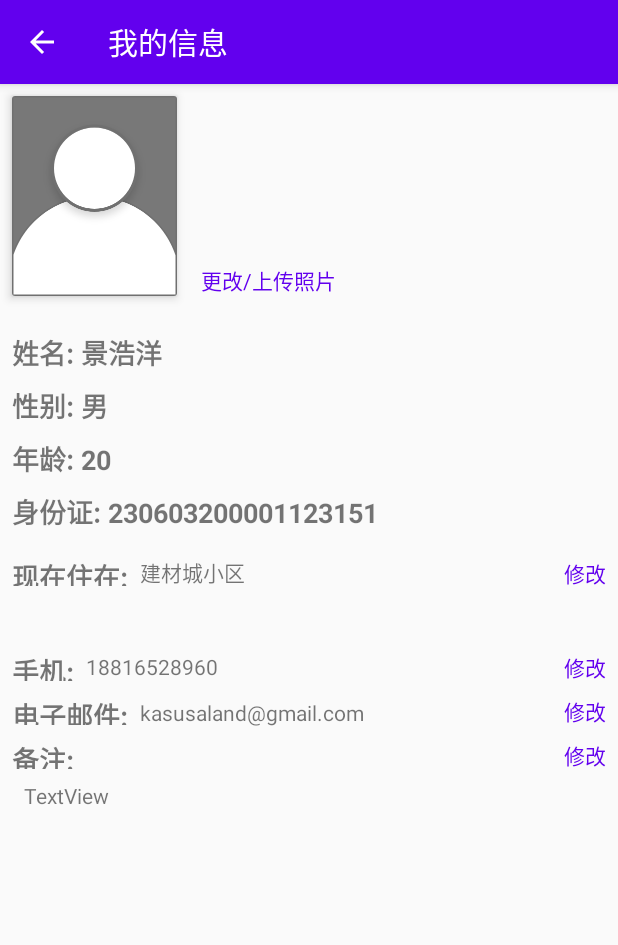
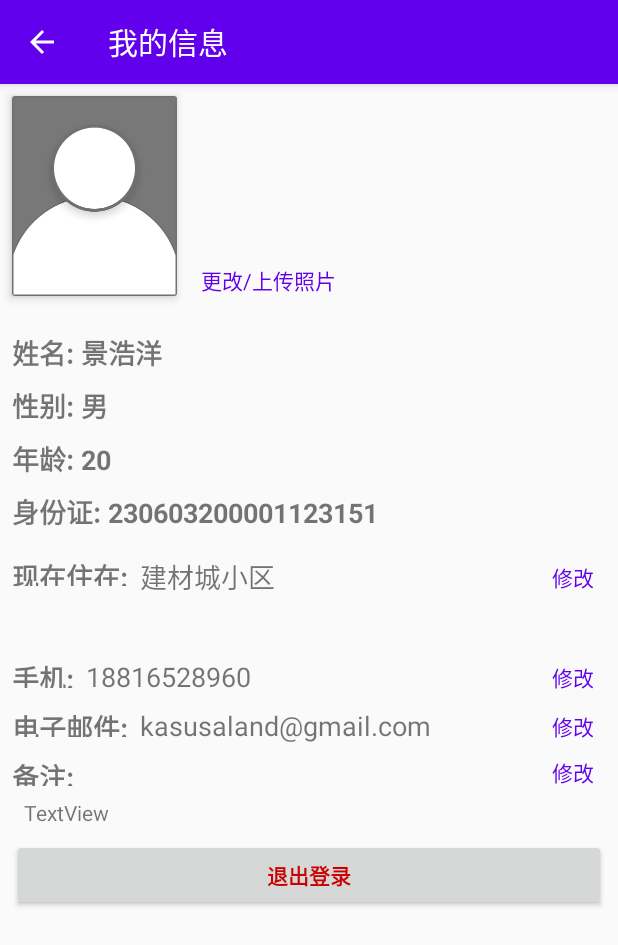
Before and after one commit to kasusa/Community-access-management-andorid-, an Android app: the MeActivity screen opened directly, with no data from a screen before it, on a phone screen of 412 x 824 dp. Shown: the top 945 px of the screen. Run offline under Robolectric (Android 15) with nearby library versions, the light colour scheme and no system bars.

```diff
--- a/app/src/main/res/layout/activity_me.xml
+++ b/app/src/main/res/layout/activity_me.xml
@@ -51,7 +51,8 @@
             android:layout_width="match_parent"
             android:layout_height="wrap_content"
             android:orientation="vertical"
-            android:paddingLeft="8dp">
+            android:paddingLeft="8dp"
+            android:paddingRight="8dp">
 
             <TextView
                 android:id="@+id/textView6"
@@ -96,7 +97,7 @@
                 android:layout_marginTop="8dp">
 
                 <TextView
-                    android:id="@+id/textView19"
+                    android:id="@+id/textView13"
                     android:layout_width="0dp"
                     android:layout_height="20dp"
                     android:text="现在住在:"
@@ -118,19 +119,19 @@
                     app:layout_constraintTop_toTopOf="parent" />
 
                 <TextView
-                    android:id="@+id/textView18"
+                    android:id="@+id/Textview10"
                     android:layout_width="wrap_content"
                     android:layout_height="wrap_content"
                     android:layout_marginStart="8dp"
-                    android:layout_marginBottom="1dp"
                     android:text="建材城小区"
+                    android:textSize="18sp"
                     app:layout_constraintBottom_toBottomOf="parent"
-                    app:layout_constraintStart_toEndOf="@+id/textView19"
-                    app:layout_constraintTop_toTopOf="parent" />
+                    app:layout_constraintStart_toEndOf="@+id/textView13"
+                    app:layout_constraintTop_toTopOf="parent"
+                    app:layout_constraintVertical_bias="0.0" />
             </androidx.constraintlayout.widget.ConstraintLayout>
 
             <TextView
-                android:id="@+id/textView11"
                 android:layout_width="match_parent"
                 android:layout_height="wrap_content"
                 android:layout_marginBottom="8dp"
@@ -143,7 +144,7 @@
                 android:layout_marginTop="8dp">
 
                 <TextView
-                    android:id="@+id/textView19"
+                    android:id="@+id/textView15"
                     android:layout_width="0dp"
                     android:layout_height="20dp"
                     android:text="手机:"
@@ -165,14 +166,14 @@
                     app:layout_constraintTop_toTopOf="parent" />
 
                 <TextView
-                    android:id="@+id/textView18"
+                    android:id="@+id/textView11"
                     android:layout_width="wrap_content"
                     android:layout_height="wrap_content"
                     android:layout_marginStart="8dp"
-                    android:layout_marginBottom="1dp"
                     android:text="18816528960"
+                    android:textSize="18sp"
                     app:layout_constraintBottom_toBottomOf="parent"
-                    app:layout_constraintStart_toEndOf="@+id/textView19"
+                    app:layout_constraintStart_toEndOf="@+id/textView15"
                     app:layout_constraintTop_toTopOf="parent" />
             </androidx.constraintlayout.widget.ConstraintLayout>
 
@@ -208,8 +209,8 @@
                     android:layout_width="wrap_content"
                     android:layout_height="wrap_content"
                     android:layout_marginStart="8dp"
-                    android:layout_marginTop="1dp"
                     android:text="kasusaland@gmail.com"
+                    android:textSize="18sp"
                     app:layout_constraintBottom_toBottomOf="parent"
                     app:layout_constraintStart_toEndOf="@+id/textView22"
                     app:layout_constraintTop_toTopOf="parent"
@@ -257,6 +258,15 @@
                     app:layout_constraintTop_toBottomOf="@+id/textView10" />
             </androidx.constraintlayout.widget.ConstraintLayout>
 
+            <Button
+                android:id="@+id/button3"
+                android:layout_width="match_parent"
+                android:layout_height="wrap_content"
+                android:text="退出登录"
+                android:textColor="@android:color/holo_red_dark"
+                android:textStyle="bold" />
         </LinearLayout>
     </ScrollView>
+
+
 </androidx.constraintlayout.widget.ConstraintLayout>
```
Also changed, not shown: app/src/main/java/com/kasusa/communityaccessmanagement/LoginPwdActivity.java (+10 -0 lines), app/src/main/java/com/kasusa/communityaccessmanagement/MainActivity.java (+28 -1 lines).
